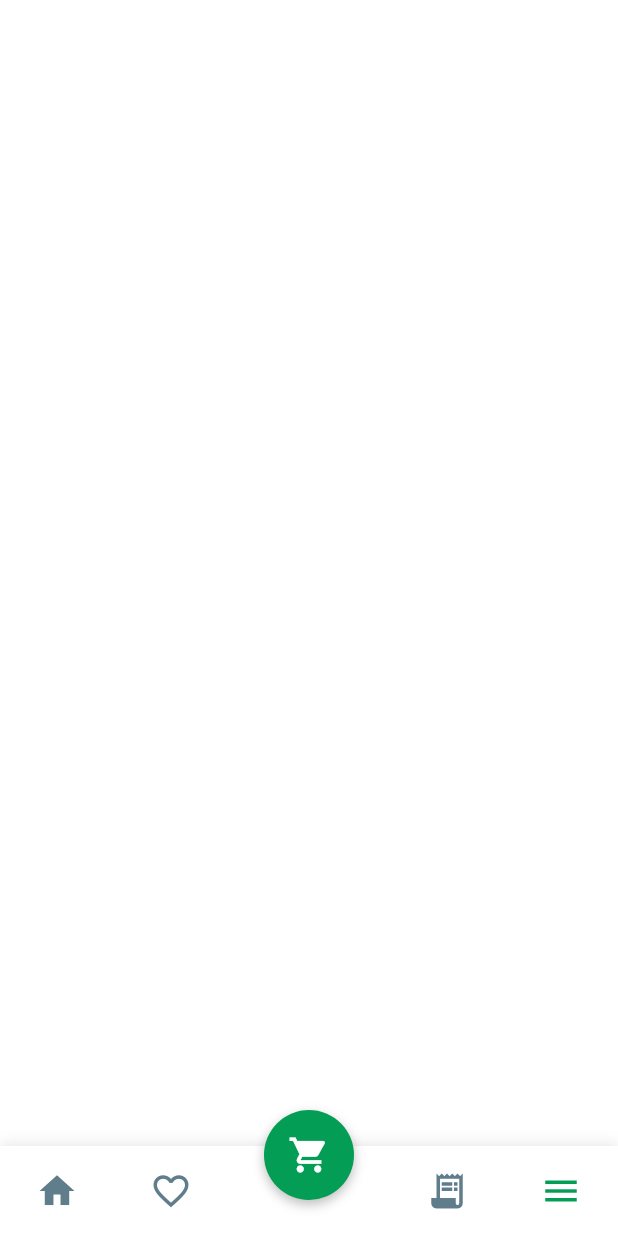
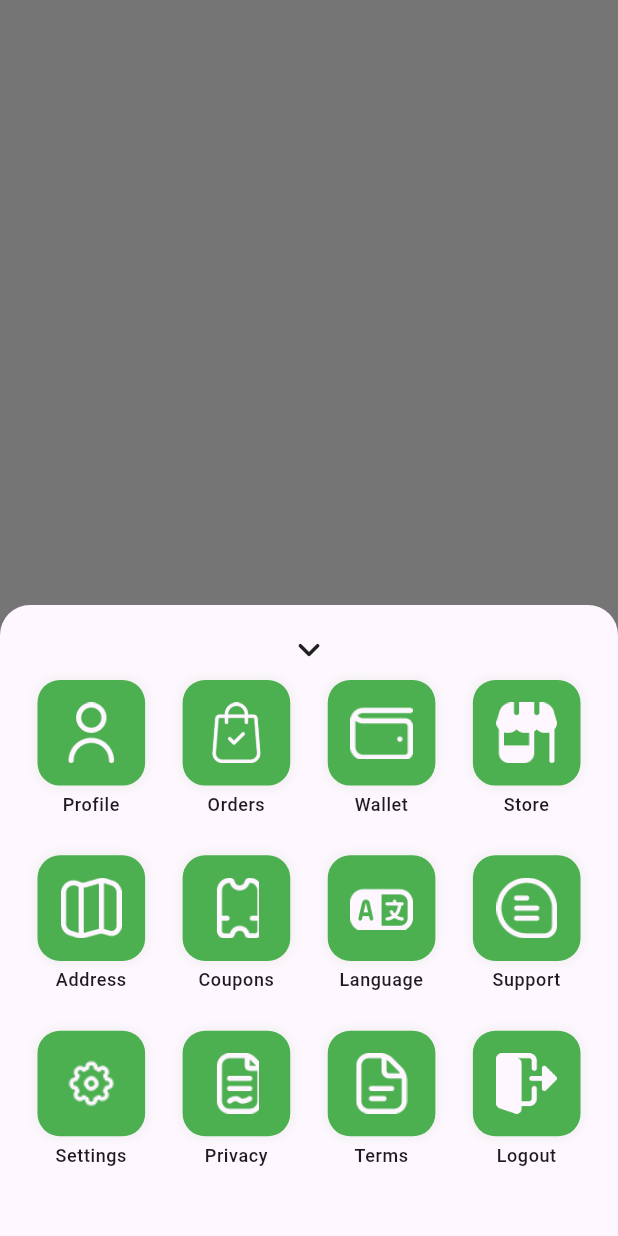
Before and after one commit to souravbarman01/flutter-advanced, a Flutter app: the screen it shows after launch, after a tap on the "menu" icon, on a phone screen of 412 x 824 dp. Run offline on Flutter 3.47's test engine with Material 3 defaults, Android fonts, the phone set to English and light mode, and no system bars; our stand-ins replace firebase_core, flutter_dotenv, flutter_local_notifications, get, go_router, shared_preferences; accounts and stored records are empty.

Commit message:
feat(menu): add menu section and update light and dark themes

```diff
--- a/lib/core/routes/app_router.dart
+++ b/lib/core/routes/app_router.dart
@@ -1,12 +1,11 @@
-import 'package:flutter/material.dart';
 import 'package:flutter_advanced/core/routes/route_names.dart';
 import 'package:go_router/go_router.dart';
-import 'package:get/get.dart';
 import '../../features/cart/screens/cart_screen.dart';
 import '../../features/checkout/screens/checkout_screen.dart';
 import '../../features/dashboard/screens/dashboard_screen.dart';
 import '../../features/home/screens/home_screen.dart';
 import '../../features/language/screen/language_screen.dart';
+import '../../features/menu/screens/menu_screen.dart';
 import '../../features/profile/screens/profile_screen.dart';
 import '../../features/splash/screens/splash_screen.dart';
 import '../../features/store/screens/store_screen.dart';
@@ -28,6 +27,12 @@ class AppRouter {
         path: '/language',
         name: RouteNames.language,
         builder: (context, state) => const LanguageScreen(),
+      ),
+
+      GoRoute(
+        path: '/menu',
+        name: RouteNames.menu,
+        builder: (context, state) => const MenuScreen(),
       ),
 
       // Dashboard (Nested Navigation Strategy)
--- a/lib/core/routes/route_names.dart
+++ b/lib/core/routes/route_names.dart
@@ -7,4 +7,5 @@ class RouteNames {
   static const String cart = 'cart';
   static const String checkout = 'checkout';
   static const String profile = 'profile';
+  static const String menu = 'menu';
 }
--- a/lib/core/theme/dark_theme.dart
+++ b/lib/core/theme/dark_theme.dart
@@ -0,0 +1,26 @@
+import 'package:flutter/material.dart';
+import '../utils/app_constants.dart';
+
+ThemeData dark({Color color = const Color(0xFF54b46b)}) => ThemeData(
+  fontFamily: AppConstants.fontFamily,
+  primaryColor: color,
+  secondaryHeaderColor: const Color(0xFF009f67),
+  disabledColor: const Color(0xffa2a7ad),
+  brightness: Brightness.dark,
+  hintColor: const Color(0xFFbebebe),
+  cardColor: const Color(0xFF30313C),
+  primaryColorLight: Colors.green,
+  shadowColor: Colors.white.withValues(alpha: 0.03),
+  textTheme: const TextTheme(bodyMedium: TextStyle(color: Colors.white70)),
+  textButtonTheme: TextButtonThemeData(style: TextButton.styleFrom(foregroundColor: color)),
+  colorScheme: ColorScheme.dark(primary: color, secondary: color).copyWith(surface: const Color(0xFF191A26)).copyWith(error: const Color(0xFFdd3135)),
+  popupMenuTheme: const PopupMenuThemeData(color: Color(0xFF29292D), surfaceTintColor: Color(0xFF29292D)),
+  dialogTheme: const DialogThemeData(surfaceTintColor: Colors.white10),
+  floatingActionButtonTheme: FloatingActionButtonThemeData(shape: RoundedRectangleBorder(borderRadius: BorderRadius.circular(500))),
+  bottomAppBarTheme: const BottomAppBarThemeData(
+    surfaceTintColor: Colors.black, height: 60,
+    padding: EdgeInsets.symmetric(vertical: 5),
+  ),
+  dividerTheme: const DividerThemeData(thickness: 0.5, color: Color(0xFFA0A4A8)),
+  tabBarTheme: const TabBarThemeData(dividerColor: Colors.transparent),
+);
--- a/lib/core/theme/light_theme.dart
+++ b/lib/core/theme/light_theme.dart
@@ -9,6 +9,7 @@ ThemeData light({Color color = const Color(0xFF039D55)}) => ThemeData(
   brightness: Brightness.light,
   hintColor: const Color(0xFF9F9F9F),
   cardColor: Colors.white,
+  primaryColorLight: Colors.green,
   shadowColor: Colors.black.withValues(alpha: 0.03),
   textButtonTheme: TextButtonThemeData(style: TextButton.styleFrom(foregroundColor: color)),
   colorScheme: ColorScheme.light(primary: color, secondary: color).copyWith(
--- a/lib/features/dashboard/screens/dashboard_screen.dart
+++ b/lib/features/dashboard/screens/dashboard_screen.dart
@@ -1,4 +1,6 @@
 import 'package:flutter/material.dart';
+
+import '../../menu/screens/menu_screen.dart';
 import '../widgets/bottom_nav_bar.dart';
 import '../widgets/home_content.dart';
 
@@ -12,24 +14,27 @@ class DashboardScreen extends StatefulWidget {
 class _DashboardScreenState extends State<DashboardScreen> {
   int _selectedIndex = 0;
 
+  void _handleBottomNavTap(int index) {
+    if (index == 3) {
+      MenuScreen.show(context);
+      return;
+    }
+
+    setState(() {
+      _selectedIndex = index;
+    });
+  }
+
   @override
   Widget build(BuildContext context) {
     return Scaffold(
       body: HomeContent(
         selectedIndex: _selectedIndex,
-        onTap: (index) {
-          setState(() {
-            _selectedIndex = index;
-          });
-        },
+        onTap: _handleBottomNavTap,
       ),
       bottomNavigationBar: BottomNavBar(
         selectedIndex: _selectedIndex,
-        onTap: (index) {
-          setState(() {
-            _selectedIndex = index;
-          });
-        },
+        onTap: _handleBottomNavTap,
       ),
     );
   }
--- /dev/null
+++ b/lib/features/menu/domain/models/menu_model.dart
@@ -0,0 +1,13 @@
+import 'package:flutter/material.dart';
+
+class MenuModel {
+  String icon;
+  String title;
+  String route;
+  bool isBlocked;
+  bool isNotSubscribe;
+  bool isLanguage;
+  Color? iconColor;
+
+  MenuModel({required this.icon, required this.title, required this.route, this.isBlocked = false, this.isNotSubscribe = false, this.iconColor, this.isLanguage = false});
+}
--- /dev/null
+++ b/lib/features/menu/screens/menu_screen.dart
@@ -0,0 +1,73 @@
+import 'package:flutter/material.dart';
+
+import '../../../core/utils/dimensions.dart';
+import '../../../core/utils/images.dart';
+import '../domain/models/menu_model.dart';
+import '../widgets/menu_button_widget.dart';
+
+class MenuScreen extends StatelessWidget {
+  const MenuScreen({super.key});
+
+  static Future<void> show(BuildContext context) {
+    return showModalBottomSheet<void>(
+      context: context,
+      isScrollControlled: true,
+      backgroundColor: Colors.transparent,
+      builder: (_) => const MenuScreen(),
+    );
+  }
+
+  @override
+  Widget build(BuildContext context) {
+    final List<MenuModel> menuList = <MenuModel>[
+      MenuModel(icon: Images.profileIcon, title: 'Profile', route: ''),
+      MenuModel(icon: Images.orders, title: 'Orders', route: ''),
+      MenuModel(icon: Images.walletIcon, title: 'Wallet', route: ''),
+      MenuModel(icon: Images.storeIcon, title: 'Store', route: ''),
+      MenuModel(icon: Images.addressIcon, title: 'Address', route: ''),
+      MenuModel(icon: Images.couponIcon, title: 'Coupons', route: ''),
+      MenuModel(icon: Images.languageIcon, title: 'Language', route: ''),
+      MenuModel(icon: Images.chatIcon, title: 'Support', route: ''),
+      MenuModel(icon: Images.settings, title: 'Settings', route: ''),
+      MenuModel(icon: Images.privacyIcon, title: 'Privacy', route: ''),
+      MenuModel(icon: Images.termsIcon, title: 'Terms', route: ''),
+      MenuModel(icon: Images.logOut, title: 'Logout', route: ''),
+    ];
+
+    return Container(
+      padding: const EdgeInsets.all(Dimensions.paddingSizeDefault),
+      decoration: BoxDecoration(
+        borderRadius: const BorderRadius.vertical(
+          top: Radius.circular(Dimensions.radiusExtraLarge),
+        ),
+        color: Theme.of(context).cardColor,
+      ),
+      child: SafeArea(
+        top: false,
+        child: Column(
+          mainAxisSize: MainAxisSize.min,
+          children: [
+            InkWell(
+              onTap: () => Navigator.of(context).pop(),
+              child: const Icon(Icons.keyboard_arrow_down_rounded, size: 30),
+            ),
+            const SizedBox(height: Dimensions.paddingSizeExtraSmall),
+            GridView.builder(
+              physics: const NeverScrollableScrollPhysics(),
+              shrinkWrap: true,
+              gridDelegate: const SliverGridDelegateWithFixedCrossAxisCount(
+                crossAxisCount: 4,
+                childAspectRatio: 0.82,
+                crossAxisSpacing: Dimensions.paddingSizeExtraSmall,
+                mainAxisSpacing: Dimensions.paddingSizeExtraSmall,
+              ),
+              itemCount: menuList.length,
+              itemBuilder: (context, index) => MenuButtonWidget(menu: menuList[index]),
+            ),
+            const SizedBox(height: Dimensions.paddingSizeSmall),
+          ],
+        ),
+      ),
+    );
+  }
+}
--- /dev/null
+++ b/lib/features/menu/widgets/menu_button_widget.dart
@@ -0,0 +1,68 @@
+import 'package:flutter/material.dart';
+import 'package:go_router/go_router.dart';
+
+import '../../../core/utils/dimensions.dart';
+import '../domain/models/menu_model.dart';
+
+class MenuButtonWidget extends StatelessWidget {
+  final MenuModel menu;
+  const MenuButtonWidget({super.key, required this.menu});
+
+  @override
+  Widget build(BuildContext context) {
+    final double size = (MediaQuery.of(context).size.width / 4) - Dimensions.paddingSizeDefault;
+    final double titleFontSize = MediaQuery.of(context).size.width >= 1300 ? 14 : 12;
+
+    return InkWell(
+      onTap: () {
+        Navigator.of(context).pop();
+        if (menu.route.isNotEmpty) {
+          context.go(menu.route);
+        }
+      },
+      child: Column(
+        children: [
+          Container(
+            height: size - (size * 0.2),
+            padding: const EdgeInsets.all(Dimensions.paddingSizeDefault),
+            margin: const EdgeInsets.symmetric(horizontal: Dimensions.paddingSizeSmall,),
+            decoration: BoxDecoration(
+              borderRadius: BorderRadius.circular(Dimensions.radiusLarge),
+              color: Colors.green,
+              boxShadow: [
+                BoxShadow(
+                  color: Colors.grey.shade200,
+                  spreadRadius: 1,
+                  blurRadius: 5,
+                ),
+              ],
+            ),
+            alignment: Alignment.center,
+            child: Image.asset(
+              menu.icon,
+              width: size,
+              height: size,
+              color: Theme.of(context).cardColor,
+            ),
+          ),
+          const SizedBox(height: Dimensions.paddingSizeExtraSmall),
+          Text(
+            menu.title,
+            style:
+                Theme.of(context).textTheme.bodySmall?.copyWith(
+                  fontSize: titleFontSize,
+                  fontWeight: FontWeight.w500,
+                  color: Theme.of(context).textTheme.bodySmall?.color,
+                ) ??
+                TextStyle(
+                  fontSize: titleFontSize,
+                  fontWeight: FontWeight.w500,
+                  color: Theme.of(context).colorScheme.onSurface,
+                ),
+            textAlign: TextAlign.center,
+          ),
+        ],
+      ),
+    );
+  }
+}
--- a/lib/features/splash/screens/splash_screen.dart
+++ b/lib/features/splash/screens/splash_screen.dart
@@ -44,7 +44,7 @@ class _SplashScreenState extends State<SplashScreen>
   @override
   Widget build(BuildContext context) {
     return Scaffold(
-      backgroundColor: Colors.deepPurple, // Splash background color
+      backgroundColor: Colors.green, // Splash background color
       body: Center(
         child: FadeTransition(
           opacity: _animation,
```
